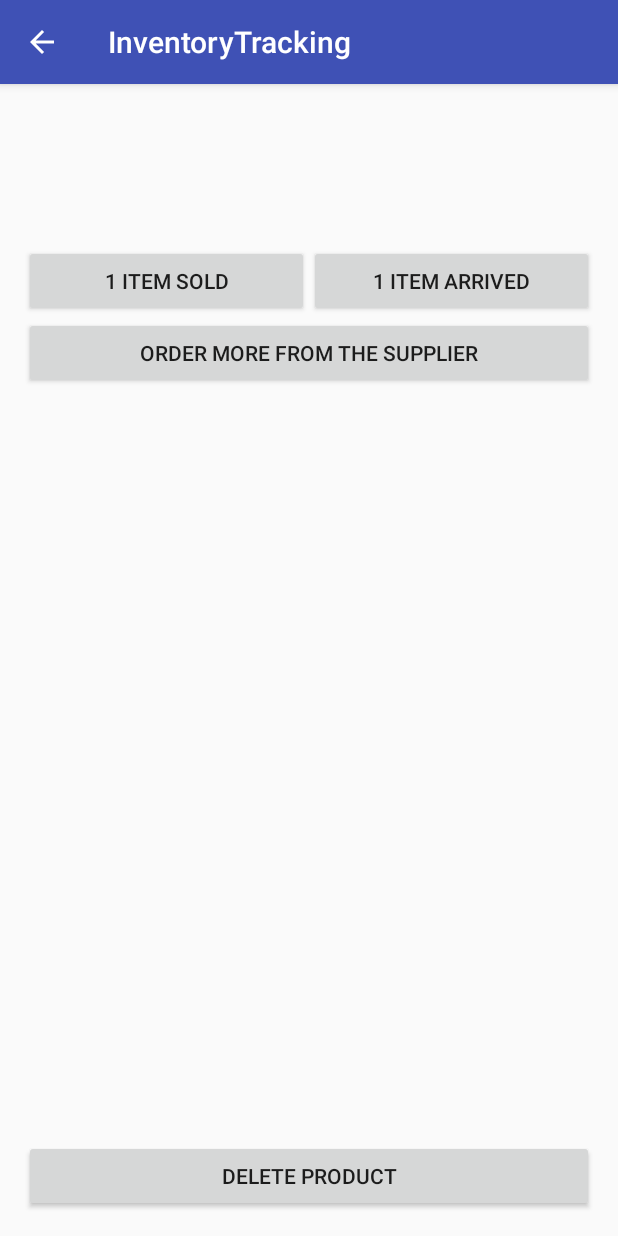
After one commit to sprejjs/InventoryTracking, an Android app: the DetailsActivity screen opened directly, with no data from a screen before it, on a phone screen of 412 x 824 dp. The commit adds this screen. Run offline under Robolectric (Android 15) with nearby library versions, the phone set to English and light mode, and no system bars; our stand-ins replace ButterKnife.

Commit message:
Adds details activity.

```diff
--- a/app/src/main/AndroidManifest.xml
+++ b/app/src/main/AndroidManifest.xml
@@ -15,6 +15,9 @@
                 <category android:name="android.intent.category.LAUNCHER"/>
             </intent-filter>
         </activity>
+
+        <activity android:name=".activities.DetailsActivity"
+                  android:parentActivityName=".activities.MainActivity" />
     </application>
 
 </manifest>
--- a/app/src/main/java/com/spreys/inventorytracking/IViewHolderClickListener.java
+++ b/app/src/main/java/com/spreys/inventorytracking/IViewHolderClickListener.java
@@ -4,5 +4,6 @@ package com.spreys.inventorytracking;
  * Created by vspreys on 9/16/16.
  */
 public interface IViewHolderClickListener {
-    public void onTrackSale(int itemPosition);
+    void onTrackSale(int itemPosition);
+    void onProductSelected(int itemPosition);
 }
--- /dev/null
+++ b/app/src/main/java/com/spreys/inventorytracking/activities/DetailsActivity.java
@@ -0,0 +1,53 @@
+package com.spreys.inventorytracking.activities;
+
+import android.os.Bundle;
+import android.support.annotation.Nullable;
+import android.support.v7.app.AppCompatActivity;
+import android.widget.TextView;
+
+import com.spreys.inventorytracking.R;
+
+import butterknife.BindView;
+import butterknife.ButterKnife;
+import butterknife.OnClick;
+
+/**
+ * Created by vspreys on 9/16/16.
+ */
+
+public class DetailsActivity extends AppCompatActivity {
+    @BindView(R.id.details_title)
+    TextView titleView;
+
+    @BindView(R.id.details_quantity)
+    TextView quantityView;
+
+    @BindView(R.id.details_price)
+    TextView priceView;
+
+    @BindView(R.id.details_email)
+    TextView emailView;
+
+    @Override
+    protected void onCreate(@Nullable Bundle savedInstanceState) {
+        super.onCreate(savedInstanceState);
+        setContentView(R.layout.activity_details);
+
+        ButterKnife.bind(this);
+    }
+
+    @OnClick(R.id.details_track_sale)
+    public void onTrackSale() {
+
+    }
+
+    @OnClick(R.id.details_track_shipment)
+    public void onTrackShipment() {
+
+    }
+
+    @OnClick(R.id.details_delete)
+    public void onDeleteProduct() {
+
+    }
+}
--- a/app/src/main/java/com/spreys/inventorytracking/activities/MainActivity.java
+++ b/app/src/main/java/com/spreys/inventorytracking/activities/MainActivity.java
@@ -1,6 +1,7 @@
 package com.spreys.inventorytracking.activities;
 
 import android.content.Context;
+import android.content.Intent;
 import android.support.v7.app.AppCompatActivity;
 import android.os.Bundle;
 import android.support.v7.widget.LinearLayoutManager;
@@ -73,6 +74,13 @@ public class MainActivity extends AppCompatActivity {
             }
         }
 
+        @Override
+        public void onProductSelected(int itemPosition) {
+            Intent intent = new Intent(context, DetailsActivity.class);
+//            intent.putExtra
+            startActivity(intent);
+        }
+
         class ViewHolder extends RecyclerView.ViewHolder {
             IViewHolderClickListener clickListener;
 
@@ -90,6 +98,11 @@ public class MainActivity extends AppCompatActivity {
                 clickListener.onTrackSale(getAdapterPosition());
             }
 
+            @OnClick(R.id.product_item_frame)
+            public void selectProduct() {
+                clickListener.onProductSelected(getAdapterPosition());
+            }
+
             public ViewHolder(View view, IViewHolderClickListener clickListener) {
                 super(view);
                 this.clickListener = clickListener;
--- /dev/null
+++ b/app/src/main/res/layout/activity_details.xml
@@ -0,0 +1,72 @@
+<?xml version="1.0" encoding="utf-8"?>
+<LinearLayout xmlns:android="http://schemas.android.com/apk/res/android"
+              xmlns:tools="http://schemas.android.com/tools"
+              android:layout_width="match_parent"
+              android:layout_height="match_parent"
+              android:orientation="vertical"
+              android:padding="16dp">
+
+    <TextView
+        android:id="@+id/details_title"
+        android:layout_width="match_parent"
+        android:layout_height="wrap_content"
+        android:textAppearance="?android:textAppearanceLarge"
+        tools:text="iPad Air"/>
+
+    <TextView
+        android:id="@+id/details_quantity"
+        android:layout_width="match_parent"
+        android:layout_height="wrap_content"
+        tools:text="Quantity: 15"/>
+
+    <TextView
+        android:id="@+id/details_price"
+        android:layout_width="match_parent"
+        android:layout_height="wrap_content"
+        tools:text="Price: $9999"/>
+
+    <TextView
+        android:id="@+id/details_email"
+        android:layout_width="match_parent"
+        android:layout_height="wrap_content"
+        tools:text="Supplier's email address: vlad@spreys.com "/>
+
+    <LinearLayout
+        android:layout_width="match_parent"
+        android:layout_height="wrap_content"
+        android:orientation="horizontal"
+        android:paddingTop="4dp">
+
+        <Button
+            android:id="@+id/details_track_sale"
+            android:layout_width="0dp"
+            android:layout_height="wrap_content"
+            android:layout_weight="1"
+            android:text="@string/btn_track_sale"/>
+
+        <Button
+            android:id="@+id/details_track_shipment"
+            android:layout_width="0dp"
+            android:layout_height="wrap_content"
+            android:layout_weight="1"
+            android:text="@string/btn_track_shipment"/>
+    </LinearLayout>
+
+    <Button
+        android:id="@+id/details_order"
+        android:layout_width="match_parent"
+        android:layout_height="wrap_content"
+        android:text="@string/btn_order_more"/>
+
+    <android.support.v4.widget.Space
+        android:layout_width="match_parent"
+        android:layout_height="0dp"
+        android:layout_weight="1"/>
+
+    <Button
+        android:id="@+id/details_delete"
+        android:layout_width="match_parent"
+        android:layout_height="wrap_content"
+        android:text="@string/btn_delete_product"/>
+
+</LinearLayout>
--- a/app/src/main/res/layout/product_item.xml
+++ b/app/src/main/res/layout/product_item.xml
@@ -1,6 +1,7 @@
 <?xml version="1.0" encoding="utf-8"?>
 <LinearLayout xmlns:android="http://schemas.android.com/apk/res/android"
               xmlns:tools="http://schemas.android.com/tools"
+              android:id="@+id/product_item_frame"
               android:layout_width="match_parent"
               android:layout_height="wrap_content"
               android:orientation="horizontal"
--- a/app/src/main/res/values/strings.xml
+++ b/app/src/main/res/values/strings.xml
@@ -2,4 +2,7 @@
     <string name="app_name">InventoryTracking</string>
     <string name="activity_main_add_product">Add a new product</string>
     <string name="btn_track_sale">1 item sold</string>
+    <string name="btn_track_shipment">1 item arrived</string>
+    <string name="btn_order_more">Order more from the supplier</string>
+    <string name="btn_delete_product">Delete product</string>
 </resources>
```
